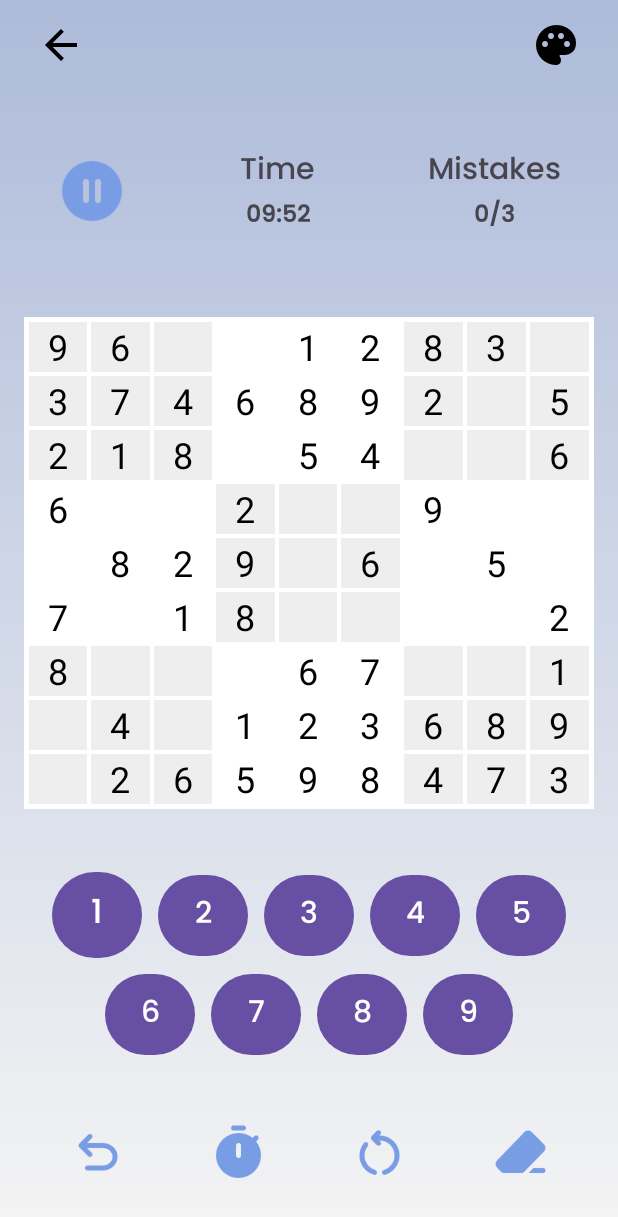
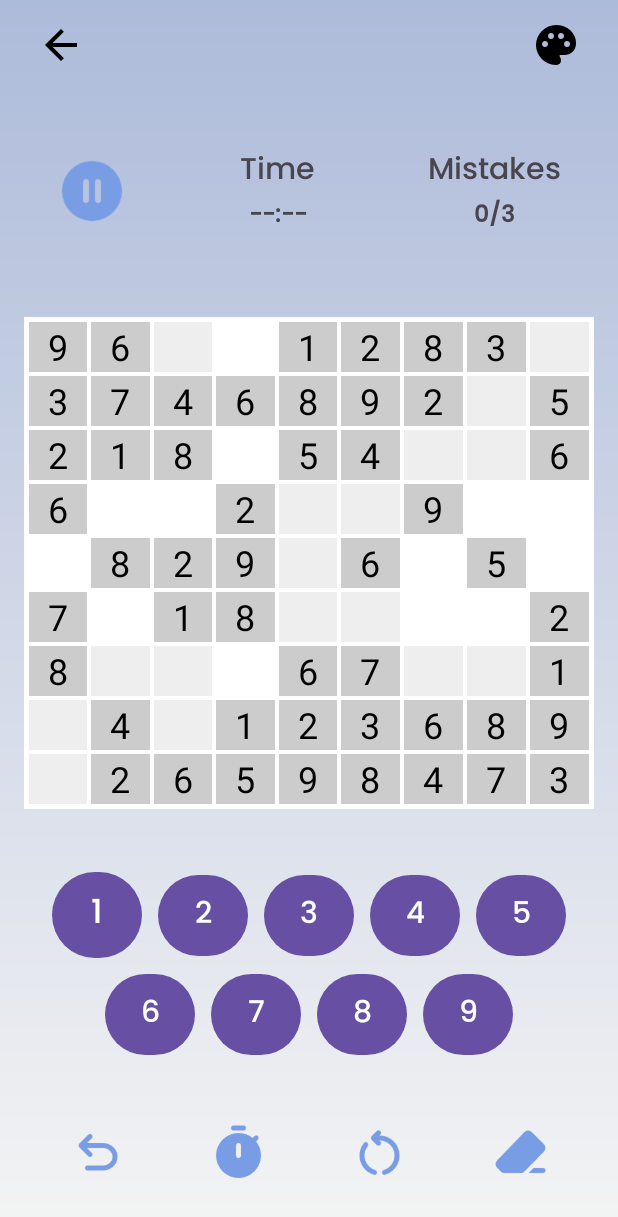
Before and after one commit to brijesh1802/Sudoku-Master, an Android app: the screen it shows after launch (MainActivity), on a phone screen of 412 x 824 dp. Shown: the top 1217 px of the screen. Run offline under Robolectric (Android 15) with nearby library versions, the phone set to English and light mode, and no system bars.

Commit message:
3rd commit

```diff
--- /dev/null
+++ b/app/src/main/java/com/example/sudokumaster/Cell.java
@@ -0,0 +1,10 @@
+package com.example.sudokumaster;
+
+public class Cell {
+    int row, col;
+
+    public Cell(int row, int col) {
+        this.row = row;
+        this.col = col;
+    }
+}
--- /dev/null
+++ b/app/src/main/java/com/example/sudokumaster/GameData.java
@@ -0,0 +1,5 @@
+package com.example.sudokumaster;
+
+public class GameData {
+    public static int[][] originalGrid;
+}
--- a/app/src/main/java/com/example/sudokumaster/MainActivity.java
+++ b/app/src/main/java/com/example/sudokumaster/MainActivity.java
@@ -4,9 +4,11 @@ import static com.example.sudokumaster.SudokuGenerator.generateSudoku;
 import static com.example.sudokumaster.SudokuGenerator.setupNumberButtons;
 
 import android.app.Dialog;
+import android.content.SharedPreferences;
 import android.graphics.Color;
 import android.os.Bundle;
 import android.os.CountDownTimer;
+import android.util.Log;
 import android.view.View;
 import android.widget.Button;
 import android.widget.GridLayout;
@@ -20,6 +22,7 @@ import androidx.core.content.ContextCompat;
 
 import com.google.android.material.button.MaterialButton;
 
+import java.util.Arrays;
 import java.util.Locale;
 import java.util.Stack;
 
@@ -36,8 +39,6 @@ public class MainActivity extends AppCompatActivity implements View.OnClickListe
     private boolean isTimerRunning = false;
     private long timeLeftInMillis = 600000; // Default: 10 minutes
     GridLayout sudokuBoard;
-    private Stack<Integer> previousMoves; // Stack to keep track of previous moves
-    private Stack<TextView> previousCells; // Stack to keep track of the cells modified
 
     @Override
     protected void onCreate(Bundle savedInstanceState) {
@@ -50,30 +51,37 @@ public class MainActivity extends AppCompatActivity implements View.OnClickListe
         timerTextView = findViewById(R.id.timer);
         timeSelectImg = findViewById(R.id.timeselect);
         restartimg = findViewById(R.id.restartimg);
-        previousMoves = new Stack<>(); // Initialize the stack for moves
-        previousCells = new Stack<>(); // Initialize the stack for cells
 
         ImageView undoImg = findViewById(R.id.undoimg);
-        undoImg.setOnClickListener(v -> undoLastMove());
+
 
         timeSelectImg.setOnClickListener(v -> showTimeSelectionDialog());
 
         // Generate the Sudoku puzzle
         generateSudoku(sudokuBoard, this);
 
-        // Initialize number buttons
         numberButtons = new MaterialButton[9];
-        for (int i = 0; i < numberButtons.length; i++) {
-            int resId = getResources().getIdentifier("num" + (i + 1), "id", getPackageName());
-            numberButtons[i] = findViewById(resId);
-            numberButtons[i].setOnClickListener(this);
+
+        numberButtons[0] = findViewById(R.id.num1);
+        numberButtons[1] = findViewById(R.id.num2);
+        numberButtons[2] = findViewById(R.id.num3);
+        numberButtons[3] = findViewById(R.id.num4);
+        numberButtons[4] = findViewById(R.id.num5);
+        numberButtons[5] = findViewById(R.id.num6);
+        numberButtons[6] = findViewById(R.id.num7);
+        numberButtons[7] = findViewById(R.id.num8);
+        numberButtons[8] = findViewById(R.id.num9);
+
+        for (MaterialButton numberButton : numberButtons) {
+            numberButton.setOnClickListener(this);
         }
 
+
         // Setup number buttons in Sudoku
-        setupNumberButtons(sudokuBoard, numberButtons);
+        setupNumberButtons(numberButtons,this);
 
         // Start the timer when activity is opened
-        startTimer();
+        //startTimer();
 
         // Set onClickListener to pause/resume the timer
         timerimg.setOnClickListener(v -> {
@@ -85,22 +93,22 @@ public class MainActivity extends AppCompatActivity implements View.OnClickListe
         });
         restartimg.setOnClickListener(v -> {
             generateSudoku(sudokuBoard, getApplicationContext());
-            updateTimer();
+            //updateTimer();
         });
 
     }
 
     @Override
     public void onClick(View v) {
-        // Check if the clicked view is a number button
         for (int i = 0; i < 9; i++) {
             if (v.getId() == numberButtons[i].getId()) {
-                int number = i + 1; // Get the number corresponding to the button
+                int number = i + 1;
                 setNumberInSelectedCell(number);
                 break;
             }
         }
     }
+
 
     private void showTimeSelectionDialog() {
         Dialog dialog = new Dialog(this);
@@ -198,25 +206,36 @@ public class MainActivity extends AppCompatActivity implements View.OnClickListe
         timerTextView.setText(timeFormatted);
     }
 
+
     private void setNumberInSelectedCell(int number) {
         if (selectedCell != null) {
-            int correctValue = (int) selectedCell.getTag(); // Get the correct value from the tag
+            // Get the position of the selected cell (assuming the cell stores row and column in its tag)
+            Cell cellTag = (Cell) selectedCell.getTag();
+            int row = cellTag.row;
+            int col = cellTag.col;
 
+
+            // Get the correct value from the original grid (defined in GameData)
+            int correctValue = GameData.originalGrid[row][col];
+
+            // Check if the entered number is correct
             if (number != correctValue) {
                 mistakes++; // Increment mistakes if the number is incorrect
                 updateMistakeCounter();
             }
 
-            previousMoves.push(Integer.parseInt(selectedCell.getText().toString()));
-            previousCells.push(selectedCell);
+            // Set the number in the selected cell
+            selectedCell.setText(String.valueOf(number));
 
-            selectedCell.setText(String.valueOf(number)); // Set the number in the selected cell
-            selectedCell.setBackgroundColor(Color.TRANSPARENT); // Remove highlight
-            selectedCell = null; // Deselect the cell
+            // Optionally, update cell appearance to indicate it was filled
+            selectedCell.setBackgroundColor(Color.TRANSPARENT); // Remove highlight after setting number
+            selectedCell = null; // Deselect the cell after setting
+        } else {
+            Log.d("SudokuGame", "No cell is selected.");
         }
     }
 
-    private void updateMistakeCounter() {
+    public void updateMistakeCounter() {
         mistakeCounterTextView.setText(mistakes + "/" + MAX_MISTAKES); // Update the display
         if (mistakes >= MAX_MISTAKES) {
             Toast.makeText(this, "Game Over! You've made too many mistakes.", Toast.LENGTH_SHORT).show();
@@ -230,19 +249,4 @@ public class MainActivity extends AppCompatActivity implements View.OnClickListe
         }
     }
 
-    // Method to undo the last move
-    private void undoLastMove() {
-        if (!previousMoves.isEmpty() && !previousCells.isEmpty()) {
-            // Get the last number and cell
-            int lastNumber = previousMoves.pop();
-            TextView lastCell = previousCells.pop();
-
-            // Restore the last number in the cell
-            lastCell.setText(String.valueOf(lastNumber));
-            lastCell.setBackgroundColor(Color.TRANSPARENT); // Optionally reset the background color
-        } else {
-            Toast.makeText(this, "No more moves to undo!", Toast.LENGTH_SHORT).show();
-        }
-    }
-
 }
--- a/app/src/main/java/com/example/sudokumaster/SudokuGenerator.java
+++ b/app/src/main/java/com/example/sudokumaster/SudokuGenerator.java
@@ -1,12 +1,15 @@
 package com.example.sudokumaster;
+
 
 import android.content.Context;
 import android.graphics.Color;
+import android.util.Log;
 import android.view.Gravity;
-import android.widget.Button;
+import com.google.android.material.button.MaterialButton;
 import android.widget.GridLayout;
 import android.widget.TextView;
 import java.util.ArrayList;
+import java.util.Arrays;
 import java.util.Collections;
 import java.util.List;
 
@@ -22,11 +25,11 @@ public class SudokuGenerator {
         int[][] grid = new int[GRID_SIZE][GRID_SIZE];
         fillValues(grid);
 
-        int[][] originalGrid = new int[GRID_SIZE][GRID_SIZE];
+        GameData.originalGrid = new int[GRID_SIZE][GRID_SIZE];
         for (int i = 0; i < GRID_SIZE; i++) {
-            System.arraycopy(grid[i], 0, originalGrid[i], 0, GRID_SIZE);
+            System.arraycopy(grid[i], 0, GameData.originalGrid[i], 0, GRID_SIZE);
         }
-
+        Log.d("Original Grid",":"+ Arrays.deepToString(GameData.originalGrid));
 
         removeNumbers(grid);
 
@@ -59,8 +62,7 @@ public class SudokuGenerator {
                 params.setMargins(2, 2, 2, 2);
                 textView.setLayoutParams(params);
 
-                textView.setTag(originalGrid[i][j]);
-
+                textView.setTag(new Cell(i, j));
 
                 if (grid[i][j] == 0) {
                     textView.setOnClickListener(v -> {
@@ -73,7 +75,7 @@ public class SudokuGenerator {
                 } else {
                     textView.setClickable(false);
                     textView.setFocusable(false);
-                    //textView.setBackgroundColor(Color.LTGRAY); // Change background for fixed cells
+                    textView.setBackgroundColor(Color.LTGRAY); // Change background for fixed cells
                 }
 
                 sudokuBoard.addView(textView, params);
@@ -95,19 +97,36 @@ public class SudokuGenerator {
         }
     }
 
-    public static void setupNumberButtons(GridLayout sudokuBoard, Button[] numberButtons) {
+    public static void setupNumberButtons(MaterialButton[] numberButtons,MainActivity activity) {
         for (int i = 0; i < numberButtons.length; i++) {
             int number = i + 1; // Buttons are 1 to 9
 
             numberButtons[i].setOnClickListener(v -> {
                 if (selectedCell != null) {
+                    Cell cellTag = (Cell) selectedCell.getTag(); // Get row and column from the tag
+                    int row = cellTag.row;
+                    int col = cellTag.col;
+
+                    // Log the row and column
+                    Log.d("Selected Cell", "Row: " + row + ", Column: " + col);
+
+                    // Check if the selected number is correct
+                    if (GameData.originalGrid[row][col] != number) {
+                        // Increment mistakes counter if incorrect
+                        activity.updateMistakeCounter();
+                    } else {
+                        Log.d("Correct", "Correct number placed.");
+                    }
+
+                    // Update the cell with the selected number
                     selectedCell.setText(String.valueOf(number));
                     selectedCell.setBackgroundColor(Color.TRANSPARENT); // Remove highlight after number is set
-                    selectedCell = null; // Clear the selected cell
+                    selectedCell = null;
                 }
             });
         }
     }
+
 
 
 
```
